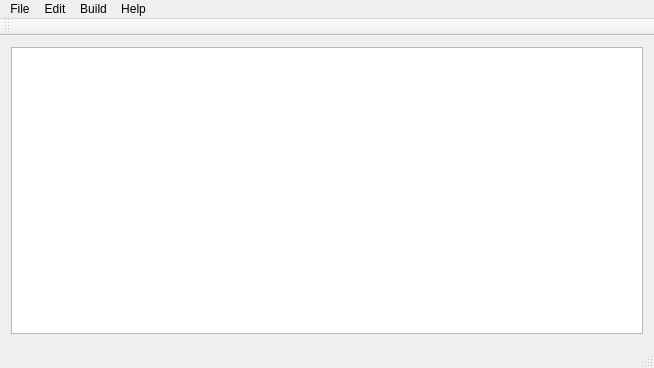
The window that Interface/mainwindow.ui (rwadud/SCAPES) describes before a commit, drawn with Qt 5.
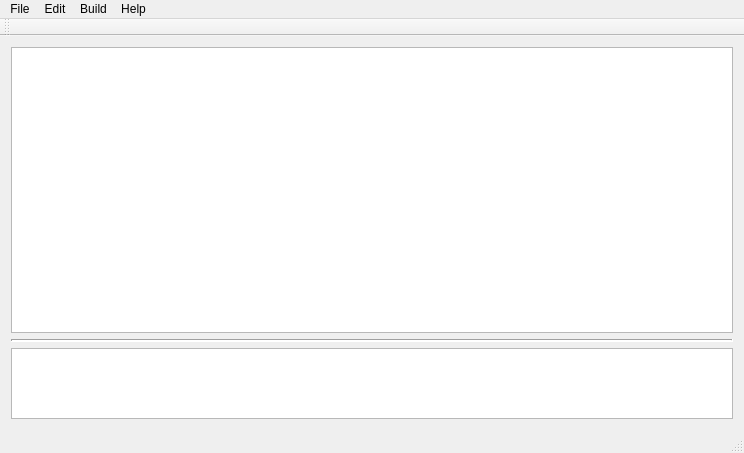
The same window after the commit.

```diff
--- a/Interface/mainwindow.ui
+++ b/Interface/mainwindow.ui
@@ -6,8 +6,8 @@
    <rect>
     <x>0</x>
     <y>0</y>
-    <width>654</width>
-    <height>368</height>
+    <width>744</width>
+    <height>453</height>
    </rect>
   </property>
   <property name="windowTitle">
@@ -18,7 +18,34 @@
     <item>
      <layout class="QVBoxLayout" name="verticalLayout">
       <item>
-       <widget class="QTextEdit" name="textEdit"/>
+       <widget class="QTextEdit" name="textEdit">
+        <property name="sizePolicy">
+         <sizepolicy hsizetype="Expanding" vsizetype="Expanding">
+          <horstretch>0</horstretch>
+          <verstretch>4</verstretch>
+         </sizepolicy>
+        </property>
+       </widget>
+      </item>
+      <item>
+       <widget class="Line" name="line">
+        <property name="lineWidth">
+         <number>2</number>
+        </property>
+        <property name="orientation">
+         <enum>Qt::Horizontal</enum>
+        </property>
+       </widget>
+      </item>
+      <item>
+       <widget class="QTextBrowser" name="textBrowser">
+        <property name="sizePolicy">
+         <sizepolicy hsizetype="Expanding" vsizetype="Expanding">
+          <horstretch>0</horstretch>
+          <verstretch>1</verstretch>
+         </sizepolicy>
+        </property>
+       </widget>
       </item>
      </layout>
     </item>
@@ -29,7 +56,7 @@
     <rect>
      <x>0</x>
      <y>0</y>
-     <width>654</width>
+     <width>744</width>
      <height>22</height>
     </rect>
    </property>
```
